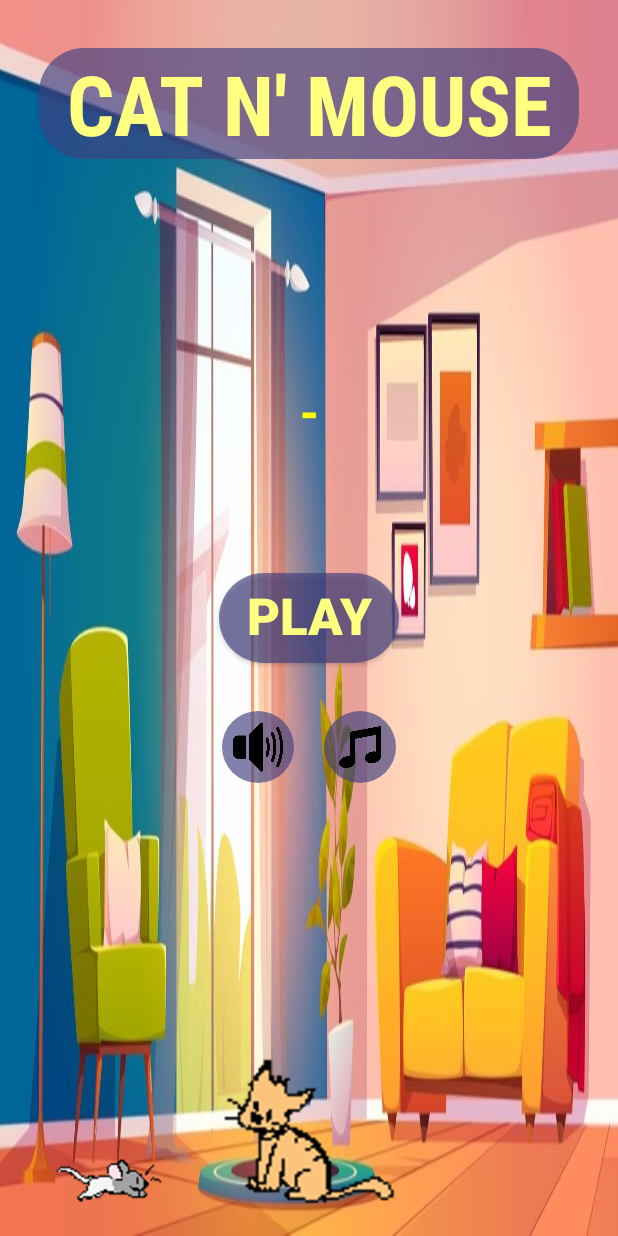
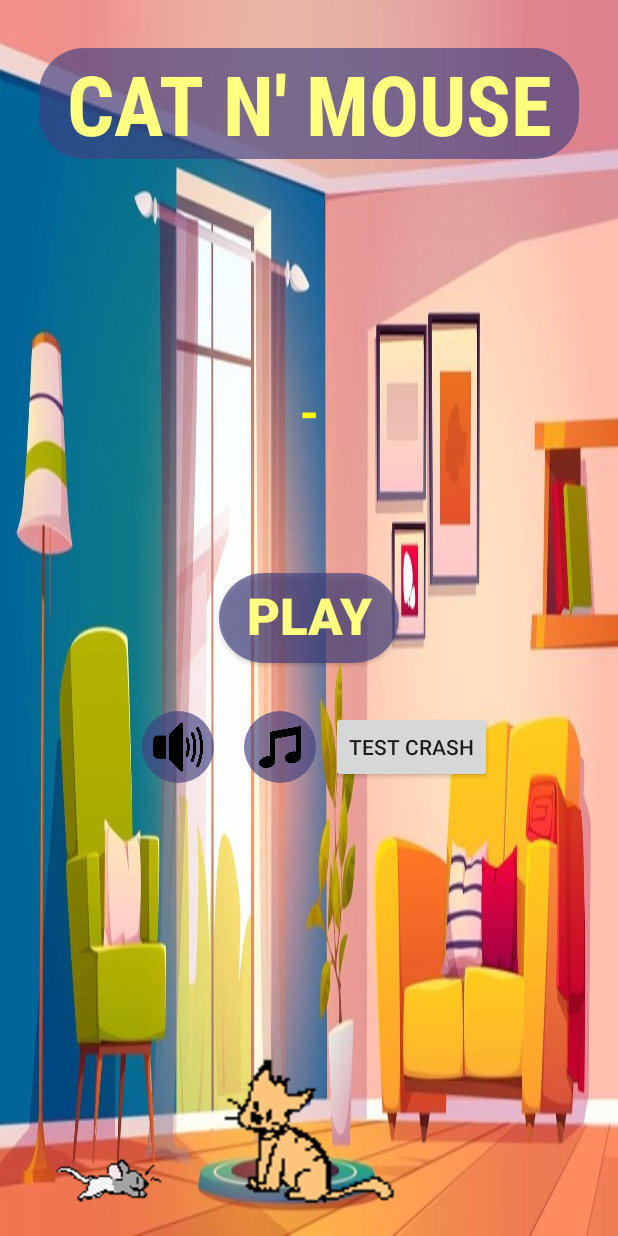
Before and after one commit to DLSUliogarcia/mobdevemco, an Android app built with Jetpack Compose: the screen it shows after launch (StartActivity), on a phone screen of 412 x 824 dp. Run offline under Robolectric (Android 15) with nearby library versions, the phone set to English and light mode, and no system bars; libraries missing offline, so code that uses them is left out: com.facebook, com.facebook.login, com.facebook.share; 1 statement that could not run was skipped.

Commit message:
Firebase Platform into Crashlytics Implementation 1.0

```diff
--- a/app/src/main/java/com/mobdeve/s15/cabinbin/garcia/mco/StartActivity.kt
+++ b/app/src/main/java/com/mobdeve/s15/cabinbin/garcia/mco/StartActivity.kt
@@ -9,6 +9,7 @@ import android.os.Bundle
 import android.os.Handler
 import android.os.HandlerThread
 import android.view.View
+import android.view.ViewGroup
 import android.view.animation.AnimationUtils
 import android.widget.Button
 import android.widget.ImageButton
@@ -46,6 +47,9 @@ class StartActivity : ComponentActivity() {
     private var isOSTPlaying = true                         //OST Activation
     private var isSFXOn = true                              //SFX Activation
     private var highScore: Long = 0                         //Game's High Score
+
+    //Crash Button moment
+    private lateinit var crashBtn: Button
 
     override fun onCreate(savedInstanceState: Bundle?) {
         super.onCreate(savedInstanceState)
@@ -124,6 +128,11 @@ class StartActivity : ComponentActivity() {
             val options = ActivityOptions.makeCustomAnimation(this, android.R.anim.fade_in, android.R.anim.fade_out)
             startActivity(Intent(this, GameActivity::class.java),options.toBundle())
         }
+
+        this.crashBtn = findViewById(R.id.crashBtn)
+        this.crashBtn.setOnClickListener {
+            throw RuntimeException("Test Crash") // Force a crash
+        }
     }
 
     override fun onDestroy() {
--- a/app/src/main/res/layout/start_layout.xml
+++ b/app/src/main/res/layout/start_layout.xml
@@ -142,6 +142,13 @@
             android:scaleType="fitXY"
             android:src="@drawable/ost" />
 
+        <Button
+            android:id="@+id/crashBtn"
+            android:layout_width="wrap_content"
+            android:layout_height="wrap_content"
+            android:layout_weight="1"
+            android:text="Test Crash" />
+
     </LinearLayout>
 
 </androidx.constraintlayout.widget.ConstraintLayout>
--- a/build.gradle.kts
+++ b/build.gradle.kts
@@ -2,4 +2,6 @@
 plugins {
     id("com.android.application") version "8.1.1" apply false
     id("org.jetbrains.kotlin.android") version "1.8.10" apply false
+    id("com.google.gms.google-services") version "4.4.0" apply false
+    id("com.google.firebase.crashlytics") version "2.9.9" apply false
 }
```
Also changed, not shown: 2 other files.
